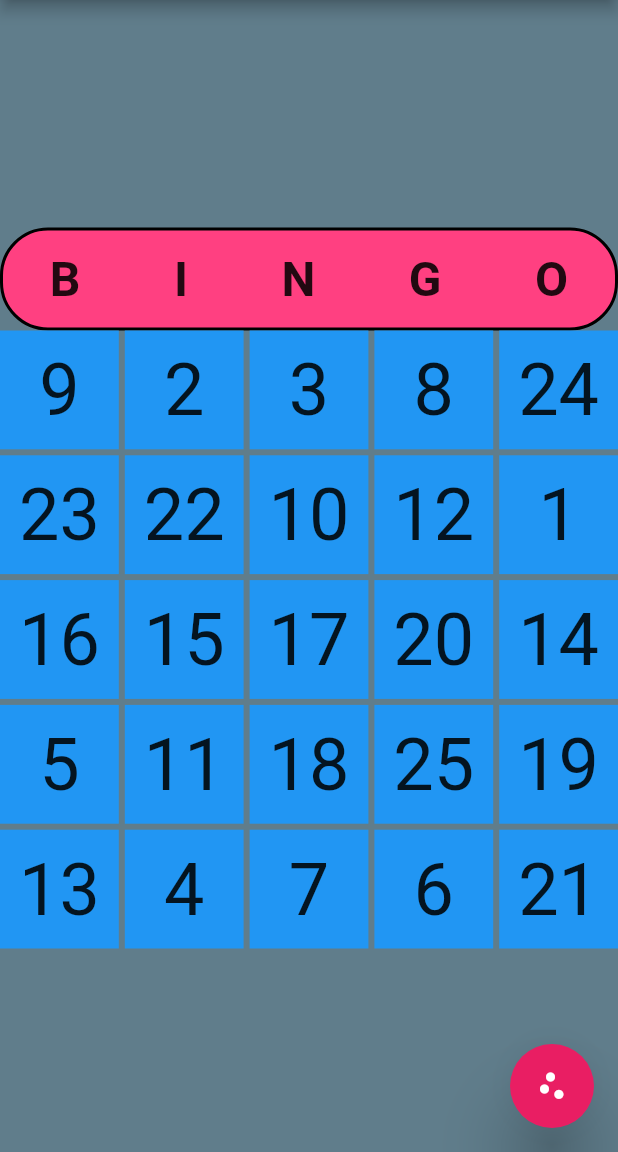
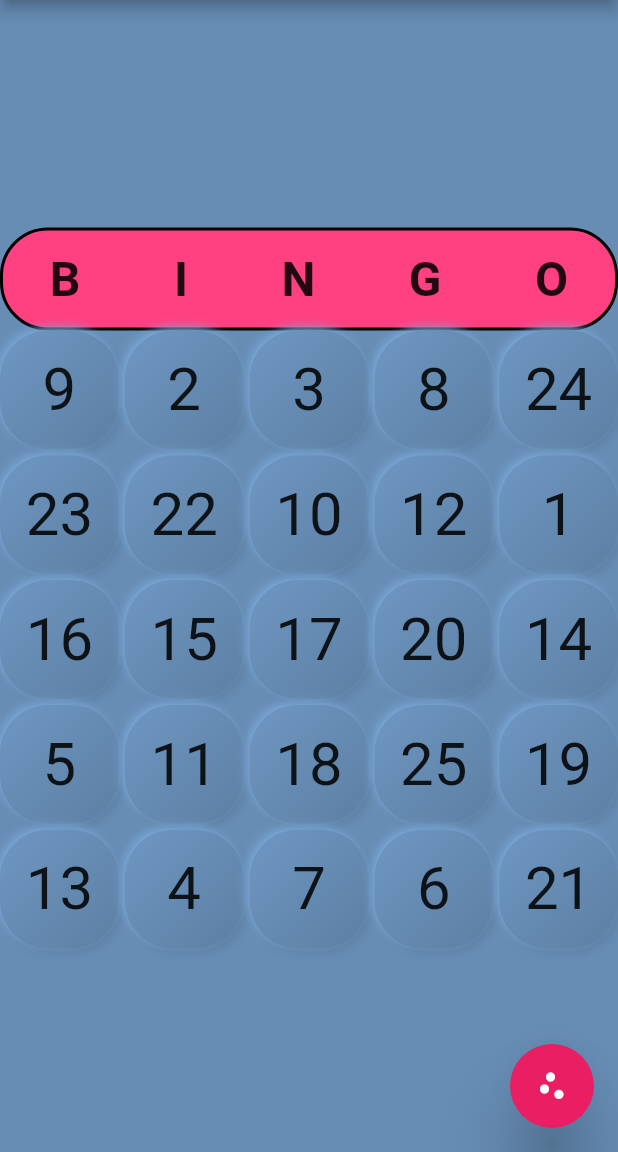
Before and after one commit to Rishabh510/Bingo-game, a Flutter app: the screen it shows after launch, on a phone screen of 412 x 824 dp, the part 84-1236 px from its top. Run offline on Flutter 3.47's test engine with Material 2 defaults, Android fonts, the phone set to English and light mode, and no system bars; our stand-ins replace google_fonts.

Commit message:
added neuromorphic design to number boxes

```diff
--- a/lib/main.dart
+++ b/lib/main.dart
@@ -2,7 +2,6 @@ import 'package:bingoapp/models/numbers.dart';
 import 'package:bingoapp/screens/game.dart';
 import 'package:flutter/material.dart';
 import 'package:provider/provider.dart';
-import 'myHomePage.dart';
 import 'package:flutter/services.dart';
 
 //void main() {
@@ -26,8 +25,8 @@ class MyApp extends StatelessWidget {
         accentColor: Colors.blueAccent,
         canvasColor: Colors.yellow[700],
         splashColor: Colors.green,
-        highlightColor: Colors.yellow,
-        scaffoldBackgroundColor: Colors.blueGrey,
+        highlightColor: Colors.blueGrey,
+        scaffoldBackgroundColor: Color(0xff678db5),
       ),
       home: ChangeNotifierProvider(
         create: (BuildContext context) {
--- a/lib/screens/game.dart
+++ b/lib/screens/game.dart
@@ -22,7 +22,7 @@ class Game extends StatelessWidget {
                 children: <Widget>[
                   AnimatedContainer(
                     curve: Curves.fastOutSlowIn,
-                    duration: Duration(seconds: 4),
+                    duration: Duration(seconds: 1),
                     color: Colors.white,
                     height: 16,
                     width: (obj.progress < 5) ? obj.progress * (MediaQuery.of(context).size.width / 5) : MediaQuery.of(context).size.width,
@@ -67,12 +67,32 @@ class Game extends StatelessWidget {
                       obj.updateLists(i);
                     },
                     child: Container(
-                      color: (!obj.isCrossed[i]) ? Colors.blue : Colors.deepPurpleAccent,
+                      decoration: BoxDecoration(
+                          color: Theme.of(context).scaffoldBackgroundColor,
+                          borderRadius: BorderRadius.circular(32),
+                          gradient: LinearGradient(
+                            begin: Alignment.topLeft,
+                            end: Alignment.bottomRight,
+                            colors: (!obj.isCrossed[i]) ? [Color(0xff6e97c2), Color(0xff5d7fa3)] : [Color(0xff5d7fa3), Color(0xff6e97c2)],
+                          ),
+//                          border: Border.all(color: Colors.blueGrey),
+                          boxShadow: [
+                            BoxShadow(
+                              color: Color(0xff46607b),
+                              blurRadius: 5,
+                              offset: Offset(1, 1),
+                            ),
+                            BoxShadow(
+                              color: Color(0xff88baef),
+                              blurRadius: 5,
+                              offset: Offset(-1, -1),
+                            ),
+                          ]),
                       child: Center(
                         child: Text(
                           '${obj.numbers[i]}',
                           style: TextStyle(
-                            fontSize: 48,
+                            fontSize: 40,
                             decoration: (obj.isCrossed[i]) ? TextDecoration.lineThrough : TextDecoration.none,
                             decorationColor: Colors.red,
                           ),
```
Also changed, not shown: pubspec.lock.
